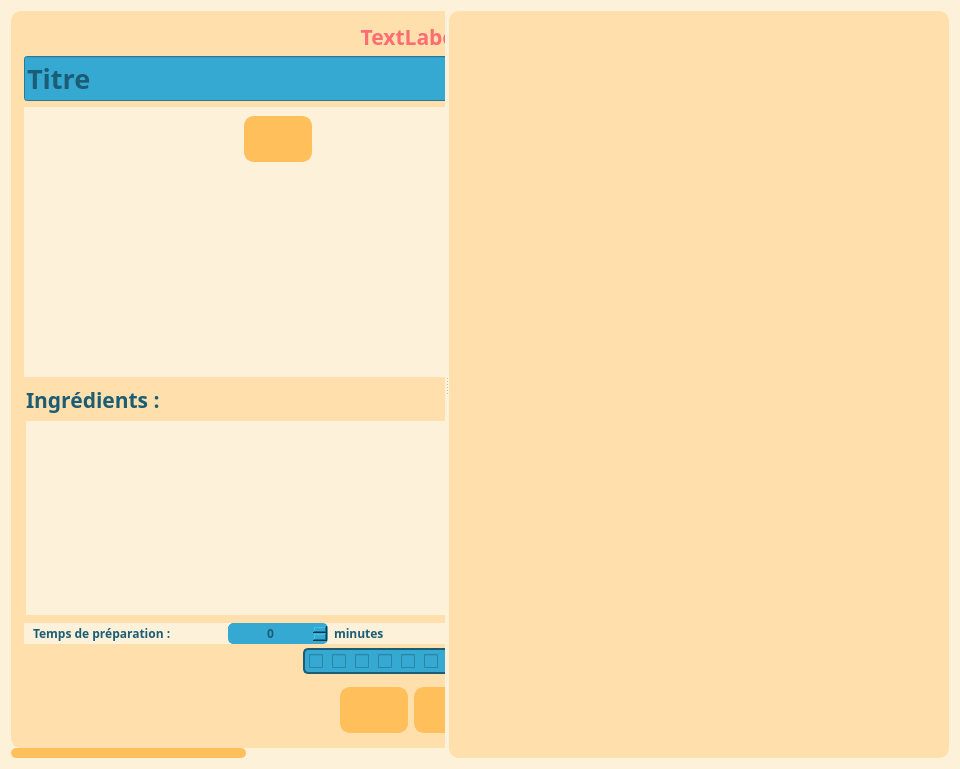
Above: UI/edit_recipe.ui from juvarlet/a_table before the change. Below: the same form after it.
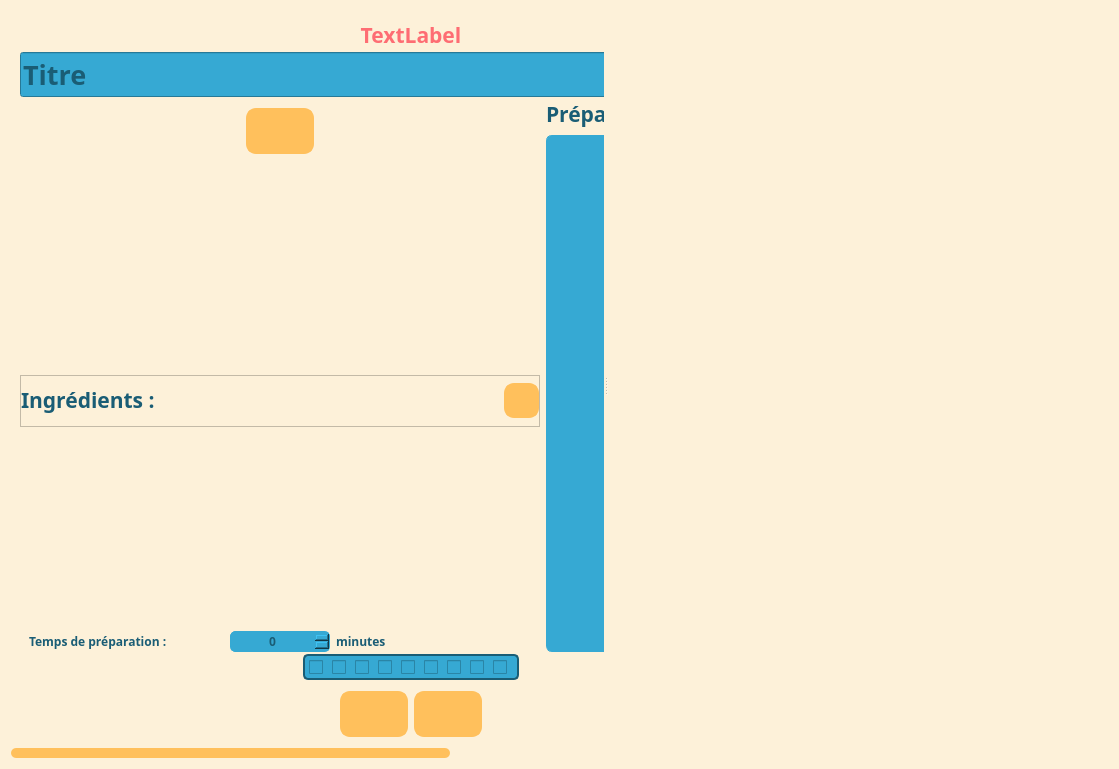
That is the form after the change. Icons and pictures are not drawn.

Commit message: WIP new ingredient selection refactor code for edit_recipe implement ingredient object comparison __eq__

What changed in the file:
```diff
--- a/UI/edit_recipe.ui
+++ b/UI/edit_recipe.ui
@@ -6,7 +6,7 @@
    <rect>
     <x>0</x>
     <y>0</y>
-    <width>960</width>
+    <width>1119</width>
     <height>769</height>
    </rect>
   </property>
@@ -48,7 +48,7 @@
     
     QFrame#frame_details, QFrame#frame_new_recipe, QFrame#frame_6, 
     QFrame#frame_4, QFrame#frame_16, QFrame#frame_8, QFrame#frame_9, 
-    QFrame#frame_7, QFrame#frame_10, QFrame#frame_20, QFrame#frame_ingredients,
+    QFrame#frame_7, QFrame#frame_10, QFrame#frame_20, QFrame#frame_ingredients, QFrame#frame_ingredients, QFrame#frame_ing_title,
     QFrame#frame_wB, QFrame#frame_17, QFrame#frame_19{
         border: 2px solid #ffe0ad;
         border-radius: 10px;
@@ -669,7 +669,7 @@
          <x>0</x>
          <y>0</y>
          <width>800</width>
-         <height>765</height>
+         <height>782</height>
         </rect>
        </property>
        <layout class="QGridLayout" name="gridLayout">
@@ -1218,6 +1218,74 @@
                  <property name="bottomMargin">
                   <number>0</number>
                  </property>
+                 <item row="1" column="0">
+                  <widget class="QFrame" name="frame_ing_title">
+                   <property name="frameShape">
+                    <enum>QFrame::StyledPanel</enum>
+                   </property>
+                   <property name="frameShadow">
+                    <enum>QFrame::Raised</enum>
+                   </property>
+                   <layout class="QGridLayout" name="gridLayout_3">
+                    <property name="leftMargin">
+                     <number>0</number>
+                    </property>
+                    <property name="topMargin">
+                     <number>0</number>
+                    </property>
+                    <property name="rightMargin">
+                     <number>0</number>
+                    </property>
+                    <property name="bottomMargin">
+                     <number>0</number>
+                    </property>
+                    <property name="spacing">
+                     <number>0</number>
+                    </property>
+                    <item row="0" column="0">
+                     <widget class="QLabel" name="label_2">
+                      <property name="sizePolicy">
+                       <sizepolicy hsizetype="Preferred" vsizetype="Maximum">
+                        <horstretch>0</horstretch>
+                        <verstretch>0</verstretch>
+                       </sizepolicy>
+                      </property>
+                      <property name="font">
+                       <font>
+                        <family>Poiret One</family>
+                        <pointsize>16</pointsize>
+                        <weight>75</weight>
+                        <italic>false</italic>
+                        <bold>true</bold>
+                       </font>
+                      </property>
+                      <property name="text">
+                       <string>Ingrédients :</string>
+                      </property>
+                     </widget>
+                    </item>
+                    <item row="0" column="1">
+                     <widget class="QPushButton" name="pB_details">
+                      <property name="maximumSize">
+                       <size>
+                        <width>35</width>
+                        <height>35</height>
+                       </size>
+                      </property>
+                      <property name="text">
+                       <string/>
+                      </property>
+                      <property name="iconSize">
+                       <size>
+                        <width>27</width>
+                        <height>27</height>
+                       </size>
+                      </property>
+                     </widget>
+                    </item>
+                   </layout>
+                  </widget>
+                 </item>
                  <item row="2" column="0">
                   <widget class="QListWidget" name="lw_ingredients">
                    <property name="sizePolicy">
@@ -1231,28 +1299,6 @@
                    </property>
                   </widget>
                  </item>
-                 <item row="1" column="0">
-                  <widget class="QLabel" name="label_2">
-                   <property name="sizePolicy">
-                    <sizepolicy hsizetype="Preferred" vsizetype="Maximum">
-                     <horstretch>0</horstretch>
-                     <verstretch>0</verstretch>
-                    </sizepolicy>
-                   </property>
-                   <property name="font">
-                    <font>
-                     <family>Poiret One</family>
-                     <pointsize>16</pointsize>
-                     <weight>75</weight>
-                     <italic>false</italic>
-                     <bold>true</bold>
-                    </font>
-                   </property>
-                   <property name="text">
-                    <string>Ingrédients :</string>
-                   </property>
-                  </widget>
-                 </item>
                 </layout>
                </widget>
               </item>
```
The commit also changes 6 other files.
